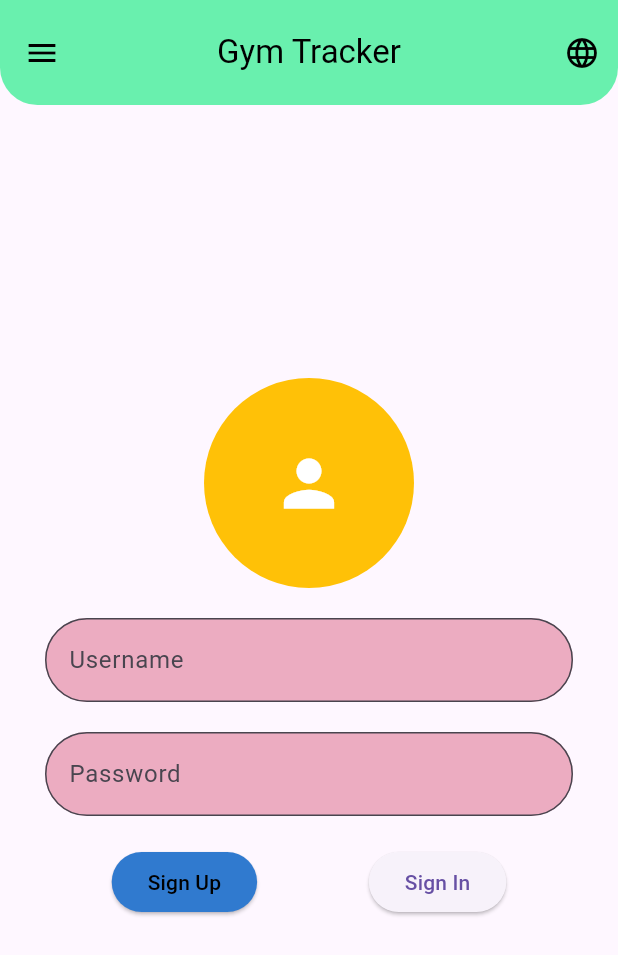
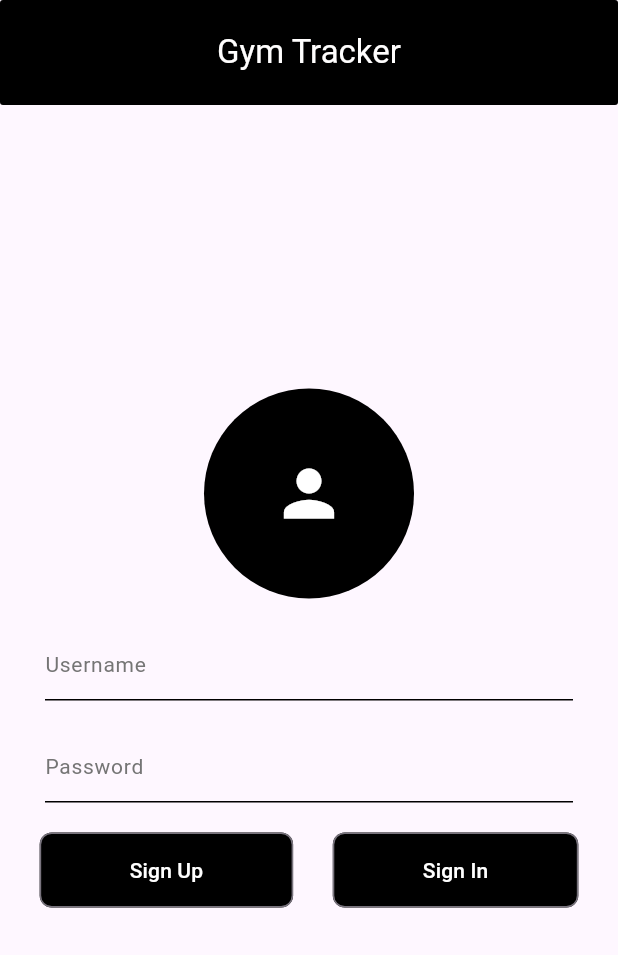
Before and after one commit to Elifsudeozmen/se380gymprojectt, a Flutter app: the screen it shows after launch, on a phone screen of 412 x 824 dp. Shown: the top 955 px of the screen. Run offline on Flutter 3.47's test engine with Material 3 defaults, Android fonts, the phone set to English and light mode, and no system bars; our stand-ins replace cloud_firestore, firebase_auth, firebase_core; accounts and stored records are empty.

Commit message:
home page design changes

```diff
--- a/lib/_lib/features/home_page/presentation/home_page.dart
+++ b/lib/_lib/features/home_page/presentation/home_page.dart
@@ -51,11 +51,10 @@ class _HomePageState extends State<HomePage> {
         margin: EdgeInsets.all(20),
       ),
     );
-             Navigator.push(
-              context,
-              MaterialPageRoute(builder: (context) => const RegistrationPage()),
-            );
-
+    Navigator.push(
+      context,
+      MaterialPageRoute(builder: (context) => const RegistrationPage()),
+    );
   }
 
   @override
@@ -63,23 +62,13 @@ class _HomePageState extends State<HomePage> {
     return Scaffold(
       appBar: AppBar(
         title: Text("Gym Tracker"),
-        leading: IconButton(onPressed: () {}, icon: const Icon(Icons.menu)),
+        automaticallyImplyLeading: false,
         centerTitle: true,
-        backgroundColor: Colors.greenAccent,
-        foregroundColor: Colors.black,
+        backgroundColor: const Color.fromARGB(255, 0, 0, 0),
+        foregroundColor: const Color.fromARGB(255, 255, 254, 254),
+
         toolbarHeight: 70,
-        shape: const RoundedRectangleBorder(
-          borderRadius: BorderRadius.only(
-            bottomLeft: Radius.circular(25),
-            bottomRight: Radius.circular(25),
-          ),
-        ),
-        actions: [
-          IconButton(
-            onPressed: () {},
-            icon: const Icon(Icons.language_rounded),
-          ),
-        ],
+        shape: RoundedRectangleBorder(borderRadius: BorderRadius.circular(2)),
       ),
       body: Center(
         child: SingleChildScrollView(
--- a/lib/_lib/features/home_page/presentation/widgets/auth_button.dart
+++ b/lib/_lib/features/home_page/presentation/widgets/auth_button.dart
@@ -11,10 +11,15 @@ class AuthButtons extends StatelessWidget {
     return Row(
       mainAxisAlignment: MainAxisAlignment.spaceEvenly,
       children: [
-        ElevatedButton(
-          style: ElevatedButton.styleFrom(
-            foregroundColor: Colors.black,
-            backgroundColor: const Color.fromARGB(255, 48, 122, 207),
+        OutlinedButton(
+          style: OutlinedButton.styleFrom(
+            //side: const BorderSide(color: Colors.black, width: 1),
+            padding: const EdgeInsets.symmetric(horizontal: 60, vertical: 15),
+            shape: RoundedRectangleBorder(
+              borderRadius: BorderRadius.circular(8),
+            ),
+            foregroundColor: const Color.fromARGB(255, 255, 255, 255),
+            backgroundColor: Colors.black,
           ),
           onPressed: () {
             Navigator.push(
@@ -22,11 +27,20 @@ class AuthButtons extends StatelessWidget {
               MaterialPageRoute(builder: (context) => const ProfilePage()),
             );
           },
-          child: Text("Sign Up"),
+          child: const Text("Sign Up"),
         ),
-        ElevatedButton(
-          onPressed: onSignIn, // login metodu buraya bağlandı
-          child: Text("Sign In"),
+        OutlinedButton(
+          style: OutlinedButton.styleFrom(
+            //side: const BorderSide(color: Colors.black, width: 1),
+            padding: const EdgeInsets.symmetric(horizontal: 60, vertical: 15),
+            shape: RoundedRectangleBorder(
+              borderRadius: BorderRadius.circular(8),
+            ),
+            backgroundColor: Colors.black,
+            foregroundColor: const Color.fromARGB(255, 255, 255, 255),
+          ),
+          onPressed: onSignIn,
+          child: const Text("Sign In"),
         ),
       ],
     );
--- a/lib/_lib/features/home_page/presentation/widgets/password_field.dart
+++ b/lib/_lib/features/home_page/presentation/widgets/password_field.dart
@@ -12,10 +12,14 @@ class PasswordField extends StatelessWidget {
         controller: controller,
         obscureText: true,
         decoration: InputDecoration(
-          labelText: "Password",
-          fillColor: const Color.fromARGB(255, 236, 172, 193),
-          filled: true,
-          border: OutlineInputBorder(borderRadius: BorderRadius.circular(30)),
+          hintText: "Password",
+          hintStyle: TextStyle(fontSize: 14, color: Colors.grey.shade600),
+          enabledBorder: const UnderlineInputBorder(
+            borderSide: BorderSide(color: Colors.black, width: 1),
+          ),
+          focusedBorder: const UnderlineInputBorder(
+            borderSide: BorderSide(color: Colors.black, width: 1.2),
+          ),
         ),
       ),
     );
--- a/lib/_lib/features/home_page/presentation/widgets/profile_avatar.dart
+++ b/lib/_lib/features/home_page/presentation/widgets/profile_avatar.dart
@@ -7,7 +7,7 @@ class ProfileAvatar extends StatelessWidget {
   Widget build(BuildContext context) {
     return CircleAvatar(
       radius: 70,
-      backgroundColor: Colors.amber,
+      backgroundColor: const Color.fromARGB(255, 0, 0, 0),
       child: const Icon(Icons.person, size: 50, color: Colors.white),
     );
   }
--- a/lib/_lib/features/home_page/presentation/widgets/username_field.dart
+++ b/lib/_lib/features/home_page/presentation/widgets/username_field.dart
@@ -11,10 +11,14 @@ class UsernameField extends StatelessWidget {
       child: TextField(
         controller: controller,
         decoration: InputDecoration(
-          labelText: "Username",
-          fillColor: const Color.fromARGB(255, 236, 172, 193),
-          filled: true,
-          border: OutlineInputBorder(borderRadius: BorderRadius.circular(30)),
+          hintText: "Username",
+          hintStyle: TextStyle(fontSize: 14, color: Colors.grey.shade600),
+          enabledBorder: const UnderlineInputBorder(
+            borderSide: BorderSide(color: Colors.black, width: 1),
+          ),
+          focusedBorder: const UnderlineInputBorder(
+            borderSide: BorderSide(color: Colors.black, width: 1.2),
+          ),
         ),
       ),
     );
```
